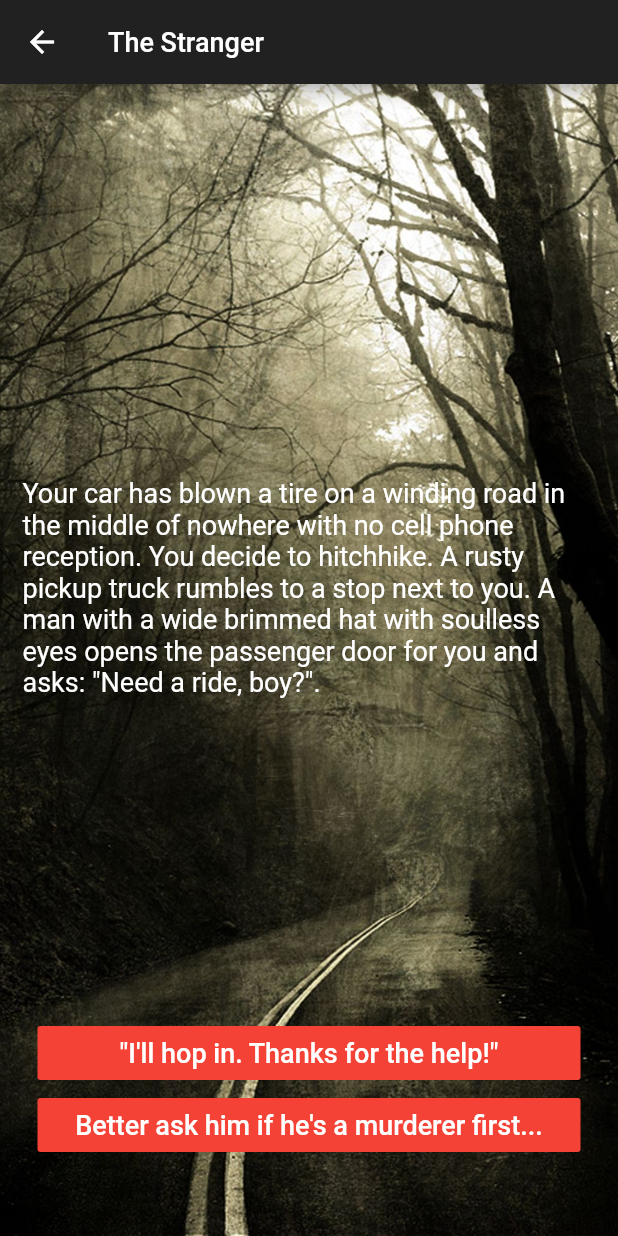
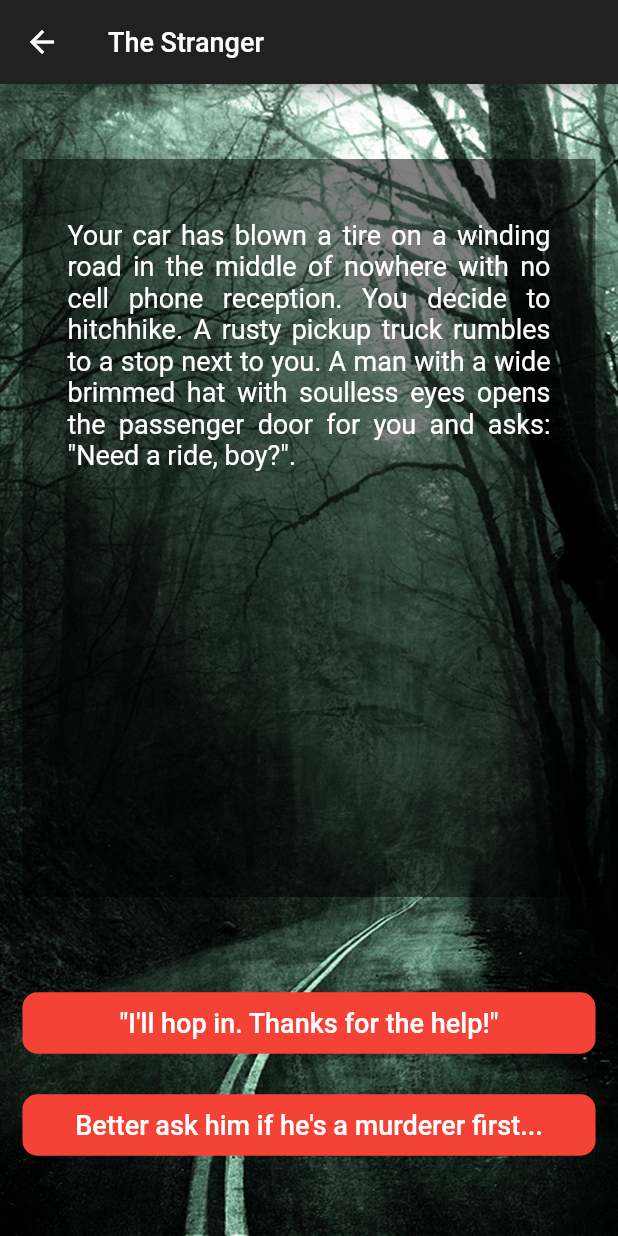
Before and after one commit to saileshbro/Your-Destiny, a Flutter app: the screen it shows after launch, after a tap on "The Stranger", on a phone screen of 412 x 824 dp. Run offline on Flutter 3.47's test engine with Material 2 defaults, Android fonts, the phone set to English and light mode, and no system bars; our stand-ins replace easy_localization, shared_preferences, splashscreen.

Commit message:
Restyle the story page to increase the readability

```diff
--- a/lib/app/presentation/pages/story_page.dart
+++ b/lib/app/presentation/pages/story_page.dart
@@ -49,6 +49,7 @@ class _StoryPageState extends State<StoryPage> {
       body: Container(
         decoration: const BoxDecoration(
           image: DecorationImage(
+            colorFilter: ColorFilter.mode(Colors.greenAccent, BlendMode.hue),
             // TODO change background image.
             image: AssetImage('images/creepy.jpg'),
             fit: BoxFit.cover,
@@ -62,8 +63,17 @@ class _StoryPageState extends State<StoryPage> {
             children: <Widget>[
               Expanded(
                 flex: 12,
-                child: Center(
-                  child: Text(storyBrain.getPage().text.tr(), style: _style),
+                child: Container(
+                  margin: const EdgeInsets.only(bottom: 40.0),
+                  padding: const EdgeInsets.symmetric(
+                      horizontal: 30.0, vertical: 40.0),
+                  alignment: Alignment.topCenter,
+                  color: Colors.black38.withOpacity(0.5),
+                  child: Text(
+                    storyBrain.getPage().text.tr(),
+                    style: _style,
+                    textAlign: TextAlign.justify,
+                  ),
                 ),
               ),
               ...choiceButtonList(
@@ -95,15 +105,22 @@ List<Widget> choiceButtonList(
 
 Widget choiceButton(
     {String text, TextStyle style, int index, Function refreshStoryPage}) {
-  return Padding(
-    padding: const EdgeInsets.symmetric(horizontal: 10.0),
+  return Container(
+    margin: const EdgeInsets.only(top: 20.0),
     child: FlatButton(
+      padding: const EdgeInsets.symmetric(horizontal: 10.0, vertical: 10.0),
+      shape: RoundedRectangleBorder(
+        borderRadius: BorderRadius.circular(10.0),
+      ),
       onPressed: () {
         // print(index);
         refreshStoryPage(index);
       },
       color: Colors.red,
-      child: Text(text, style: style),
+      child: Text(
+        text,
+        style: style,
+      ),
     ),
   );
 }
```
Also changed, not shown: pubspec.lock, 4 other files.
